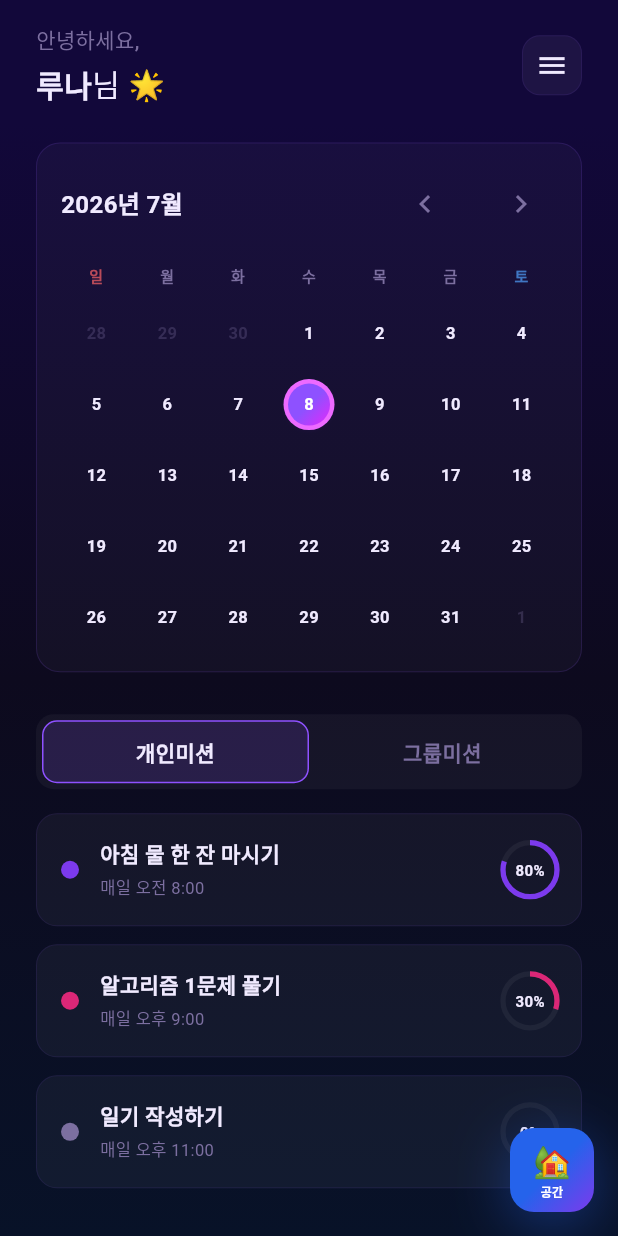
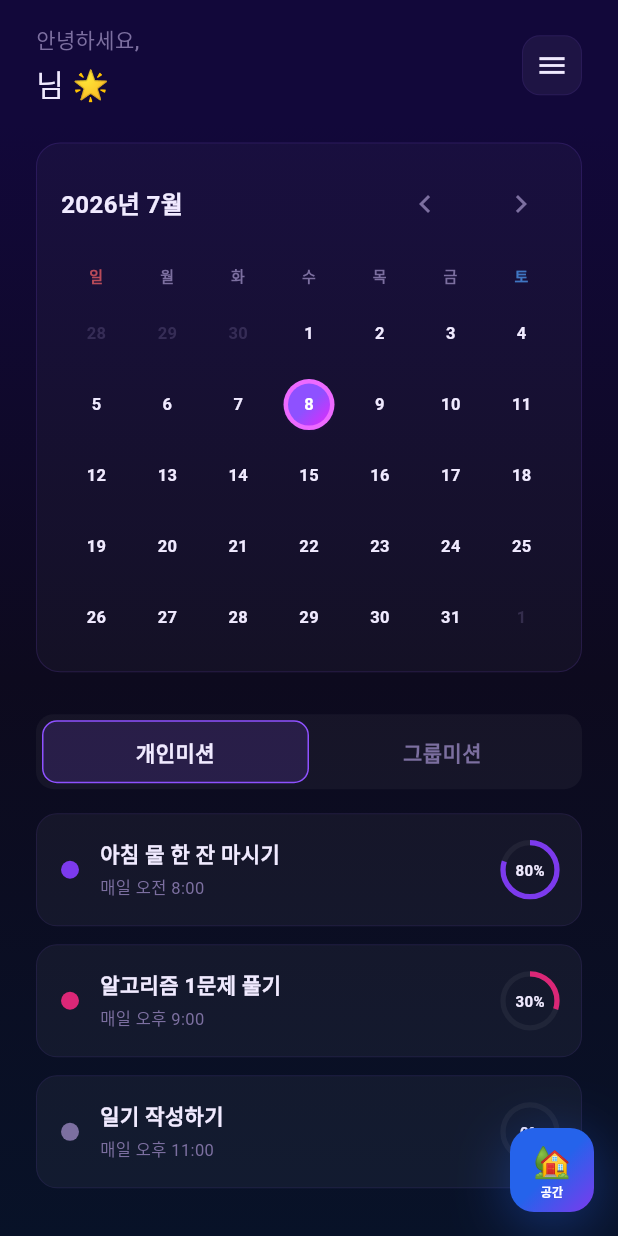
Before and after one commit to DHRoote/To_Dream, a Flutter app: the MainAppPage screen opened directly with empty values, on a phone screen of 412 x 824 dp. Run offline on Flutter 3.47's test engine with Material 3 defaults, Android fonts, the phone set to English and light mode, and no system bars; our stand-ins replace cloud_firestore, firebase_core; accounts and stored records are empty; Roboto replaces fonts that are missing (Noto Sans KR).

Commit message:
닉네임 수정

```diff
--- a/lib/views/mainapp/main_app.dart
+++ b/lib/views/mainapp/main_app.dart
@@ -148,7 +148,7 @@ class _MainAppPageState extends State<MainAppPage> {
     return Row(
       mainAxisAlignment: MainAxisAlignment.spaceBetween,
       children: [
-        const Column(
+        Column(
           crossAxisAlignment: CrossAxisAlignment.start,
           children: [
             Text(
@@ -162,11 +162,10 @@ class _MainAppPageState extends State<MainAppPage> {
             ),
             SizedBox(height: 4),
 
-            // Todo 이름 받아와서 수정
             Row(
               children: [
                 Text(
-                  '루나',
+                  widget.nickname,
                   style: TextStyle(
                     color: Color(0xFFF0EAFF),
                     fontSize: 20,
```
